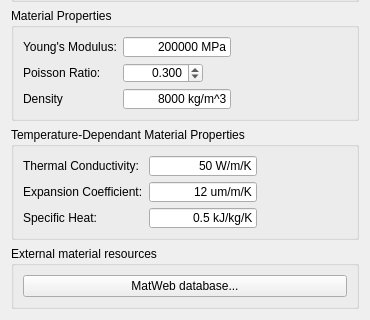
Before: the Qt Designer form src/Mod/Fem/TaskPanelMechanicalMaterial.ui in makkemal/FreeCAD, drawn with Qt 5; both pictures show x 0 to 370 and y 393 to 713 of the 370 by 713 pixel window.
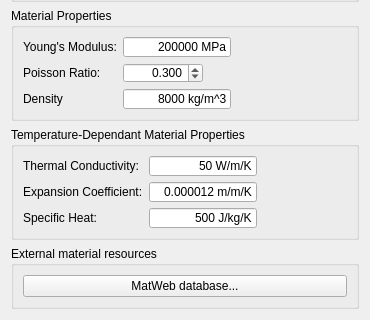
After: the same form once the commit is applied. Custom widgets are drawn as their Qt base class.

Commit message: FEM: Mechanical material taskpanel opens with correct units. The diminutive and enlarged forms of J need to be sorted out still

```diff
--- a/src/Mod/Fem/TaskPanelMechanicalMaterial.ui
+++ b/src/Mod/Fem/TaskPanelMechanicalMaterial.ui
@@ -278,7 +278,7 @@
            </size>
           </property>
           <property name="text">
-           <string>12 um/m/K</string>
+           <string>0.000012 m/m/K</string>
           </property>
           <property name="alignment">
            <set>Qt::AlignRight|Qt::AlignTrailing|Qt::AlignVCenter</set>
@@ -322,7 +322,7 @@
            </size>
           </property>
           <property name="text">
-           <string>0.5 kJ/kg/K</string>
+           <string>500 J/kg/K</string>
           </property>
           <property name="alignment">
            <set>Qt::AlignRight|Qt::AlignTrailing|Qt::AlignVCenter</set>
```
Left out of the diff: 4 changed lines with no effect on the pictures. The commit also changes 5 other files.
